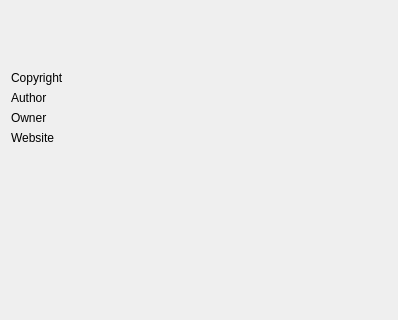
Before: the Qt Designer form src/podcasts/podcastinfowidget.ui in clementine-player/Clementine, drawn with Qt 5; both pictures show x 0 to 398 and y 0 to 320 of the 398 by 551 pixel window.
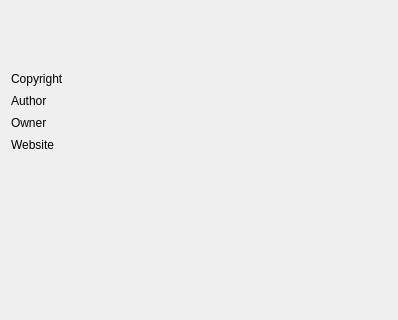
After: the same form once the commit is applied.

The edit to the form file:
```diff
--- a/src/podcasts/podcastinfowidget.ui
+++ b/src/podcasts/podcastinfowidget.ui
@@ -20,18 +20,58 @@
 
 #description {
 	font-size: smaller;
+}
+
+QLineEdit {
+  background: transparent;
 }</string>
   </property>
   <layout class="QVBoxLayout" name="verticalLayout">
+   <property name="sizeConstraint">
+    <enum>QLayout::SetMinAndMaxSize</enum>
+   </property>
    <item>
-    <widget class="QLabel" name="image">
-     <property name="sizePolicy">
-      <sizepolicy hsizetype="Fixed" vsizetype="Fixed">
-       <horstretch>0</horstretch>
-       <verstretch>0</verstretch>
-      </sizepolicy>
+    <layout class="QHBoxLayout" name="horizontalLayout">
+     <property name="spacing">
+      <number>0</number>
      </property>
-    </widget>
+     <item>
+      <spacer name="horizontalSpacer">
+       <property name="orientation">
+        <enum>Qt::Horizontal</enum>
+       </property>
+       <property name="sizeHint" stdset="0">
+        <size>
+         <width>0</width>
+         <height>0</height>
+        </size>
+       </property>
+      </spacer>
+     </item>
+     <item>
+      <widget class="QLabel" name="image">
+       <property name="sizePolicy">
+        <sizepolicy hsizetype="Fixed" vsizetype="Fixed">
+         <horstretch>0</horstretch>
+         <verstretch>0</verstretch>
+        </sizepolicy>
+       </property>
+      </widget>
+     </item>
+     <item>
+      <spacer name="horizontalSpacer_2">
+       <property name="orientation">
+        <enum>Qt::Horizontal</enum>
+       </property>
+       <property name="sizeHint" stdset="0">
+        <size>
+         <width>0</width>
+         <height>0</height>
+        </size>
+       </property>
+      </spacer>
+     </item>
+    </layout>
    </item>
    <item>
     <widget class="QLabel" name="title">
@@ -55,6 +95,9 @@
    </item>
    <item>
     <layout class="QGridLayout" name="gridLayout">
+     <property name="sizeConstraint">
+      <enum>QLayout::SetMinAndMaxSize</enum>
+     </property>
      <item row="0" column="0">
       <widget class="QLabel" name="copyright_label">
        <property name="text">
@@ -75,19 +118,6 @@
        </property>
       </widget>
      </item>
-     <item row="0" column="1">
-      <widget class="QLabel" name="copyright">
-       <property name="sizePolicy">
-        <sizepolicy hsizetype="Expanding" vsizetype="Preferred">
-         <horstretch>0</horstretch>
-         <verstretch>0</verstretch>
-        </sizepolicy>
-       </property>
-       <property name="textInteractionFlags">
-        <set>Qt::LinksAccessibleByMouse|Qt::TextSelectableByMouse</set>
-       </property>
-      </widget>
-     </item>
      <item row="1" column="0">
       <widget class="QLabel" name="author_label">
        <property name="text">
@@ -98,32 +128,6 @@
        </property>
       </widget>
      </item>
-     <item row="1" column="1">
-      <widget class="QLabel" name="author">
-       <property name="sizePolicy">
-        <sizepolicy hsizetype="Expanding" vsizetype="Preferred">
-         <horstretch>0</horstretch>
-         <verstretch>0</verstretch>
-        </sizepolicy>
-       </property>
-       <property name="textInteractionFlags">
-        <set>Qt::LinksAccessibleByMouse|Qt::TextSelectableByMouse</set>
-       </property>
-      </widget>
-     </item>
-     <item row="2" column="1">
-      <widget class="QLabel" name="owner">
-       <property name="sizePolicy">
-        <sizepolicy hsizetype="Expanding" vsizetype="Preferred">
-         <horstretch>0</horstretch>
-         <verstretch>0</verstretch>
-        </sizepolicy>
-       </property>
-       <property name="textInteractionFlags">
-        <set>Qt::LinksAccessibleByMouse|Qt::TextSelectableByMouse</set>
-       </property>
-      </widget>
-     </item>
      <item row="3" column="0">
       <widget class="QLabel" name="website_label">
        <property name="text">
@@ -134,10 +138,43 @@
        </property>
       </widget>
      </item>
+     <item row="0" column="1">
+      <widget class="QLineEdit" name="copyright">
+       <property name="frame">
+        <bool>false</bool>
+       </property>
+       <property name="readOnly">
+        <bool>true</bool>
+       </property>
+      </widget>
+     </item>
+     <item row="1" column="1">
+      <widget class="QLineEdit" name="author">
+       <property name="frame">
+        <bool>false</bool>
+       </property>
+       <property name="readOnly">
+        <bool>true</bool>
+       </property>
+      </widget>
+     </item>
+     <item row="2" column="1">
+      <widget class="QLineEdit" name="owner">
+       <property name="frame">
+        <bool>false</bool>
+       </property>
+       <property name="readOnly">
+        <bool>true</bool>
+       </property>
+      </widget>
+     </item>
      <item row="3" column="1">
-      <widget class="QLabel" name="website">
-       <property name="textInteractionFlags">
-        <set>Qt::LinksAccessibleByMouse|Qt::TextSelectableByMouse</set>
+      <widget class="QLineEdit" name="website">
+       <property name="frame">
+        <bool>false</bool>
+       </property>
+       <property name="readOnly">
+        <bool>true</bool>
        </property>
       </widget>
      </item>
```
